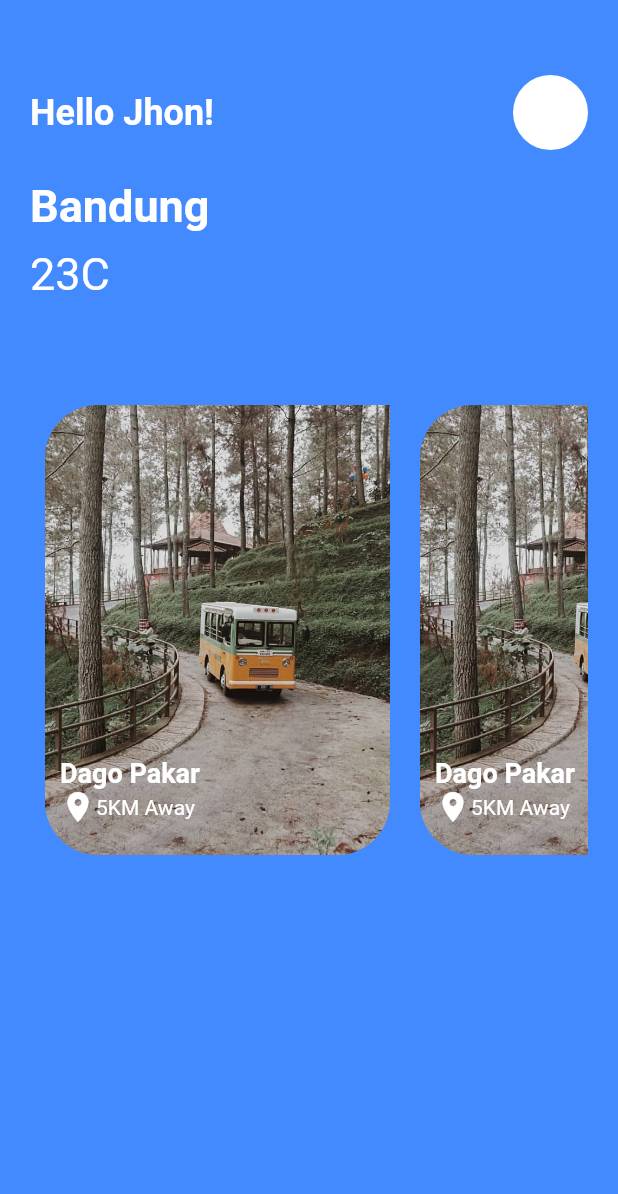
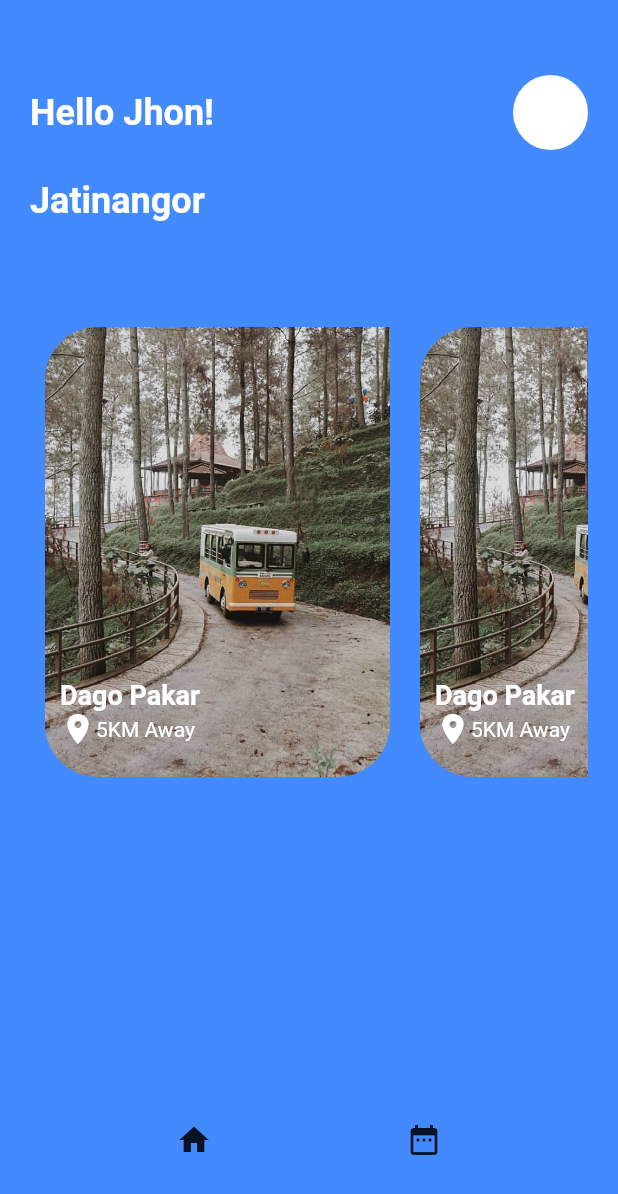
Before and after one commit to herizaladk/malala, a Flutter app: the Home screen opened directly, on a phone screen of 412 x 824 dp. Shown: the top 1194 px of the screen. Run offline on Flutter 3.47's test engine with Material 2 defaults, Android fonts, the phone set to English and light mode, and no system bars; our stand-ins replace firebase_auth; accounts and stored records are empty; network calls fail.

```diff
--- a/lib/home.dart
+++ b/lib/home.dart
@@ -1,5 +1,10 @@
 import 'package:flutter/material.dart';
 import 'package:firebase_auth/firebase_auth.dart';
+import 'package:http/http.dart' as http;
+import 'dart:convert';
+import 'weather.dart' as weather;
+import 'dart:async';
+
 
 class Home extends StatefulWidget {
   const Home({Key key, this.user}) : super(key: key);
@@ -10,10 +15,14 @@ class Home extends StatefulWidget {
 }
 
 class _HomeState extends State<Home> {
-  final PageController ctrl = PageController();
+
+  void showStuff() async {
+    Map data = await getweather(weather.appId, weather.defaultCity);
+    print(data.toString());
+  }
+
   @override
   Widget build(BuildContext context) {
-    // return MaterialApp(
     return Scaffold(
       backgroundColor: Colors.blueAccent,
       body: Container(
@@ -45,25 +54,30 @@ class _HomeState extends State<Home> {
               height: 20.0,
             ),
             Text(
-                'Bandung',
+              'Jatinangor',
               style: TextStyle(
                 color: Colors.white,
-                  fontSize: 30.0,
+                fontSize: 24.0,
                 fontWeight: FontWeight.bold,
               ),
             ),
+
             SizedBox(
               height: 10.0,
             ),
-              Text(
-                '23C',
-                style: TextStyle(color: Colors.white, fontSize: 30.0),
+            new Container(
+                margin: const EdgeInsets.fromLTRB(0.0, 0.0, 0.0, 0.0),
+                child: updateTemp('Cileunyi')
                 ),
-              SizedBox(height:60.0),
+            // Text(
+            //   '23C',
+            //   style: TextStyle(color: Colors.white, fontSize: 30.0),
+            // ),
+            SizedBox(height: 50.0),
             Container(
-                height:400,
-                child:ListView(
-                  scrollDirection:Axis.horizontal,
+              height: 400,
+              child: ListView(
+                scrollDirection: Axis.horizontal,
                 children: <Widget>[
                   homeWidget(),
                   homeWidget(),
@@ -74,13 +88,23 @@ class _HomeState extends State<Home> {
           ],
         ),
       ),
+      bottomNavigationBar: Container(
+        margin: EdgeInsets.only(bottom: 40.0),
+        child: Row(
+          mainAxisAlignment: MainAxisAlignment.spaceEvenly,
+          children: <Widget>[
+            IconButton(icon: Icon(Icons.home), onPressed: () => showStuff()),
+            IconButton(icon: Icon(Icons.date_range), onPressed: () {}),
+          ],
+        ),
+      ),
     );
     // );
   }
 
   Widget homeWidget() {
     return Container(
-      padding:EdgeInsets.all(10.0),
+      padding: EdgeInsets.all(10.0),
       width: 250.0,
       height: 400.0,
       child: Stack(
@@ -115,11 +139,12 @@ class _HomeState extends State<Home> {
             child: Column(
               crossAxisAlignment: CrossAxisAlignment.start,
               children: <Widget>[
-                Text(
-                  'Dago Pakar',
+                Text('Dago Pakar',
                     style: TextStyle(
-                      color: Colors.white, fontWeight: FontWeight.bold, fontSize:18.0,)
-                ),
+                      color: Colors.white,
+                      fontWeight: FontWeight.bold,
+                      fontSize: 18.0,
+                    )),
                 Row(
                   children: <Widget>[
                     Icon(Icons.location_on, color: Colors.white),
@@ -136,4 +161,40 @@ class _HomeState extends State<Home> {
       ),
     );
   }
+
+  Future<Map> getweather(String appId, String city) async {
+    String apiUrl =
+        'https://api.openweathermap.org/data/2.5/weather?q=$city,id&appid=${weather.appId}&units=metric';
+
+    http.Response response = await http.get(apiUrl);
+
+    return json.decode(response.body);
   }
+
+  Widget updateTemp(String defaultcity) {
+    return new FutureBuilder(
+        future: getweather(weather.appId, weather.defaultCity),
+        builder: (BuildContext context, AsyncSnapshot<Map> snapshot) {
+          if (snapshot.hasData) {
+            Map content = snapshot.data;
+            return new Container(
+              child: new Column(
+                children: <Widget>[
+                  new ListTile(
+                    title: new Text(content['main']['temp'].toString(),
+                    style: new TextStyle(
+                      fontStyle: FontStyle.normal,
+                      fontSize:20.0,
+                      color:Colors.white,
+                      fontWeight:FontWeight.w500
+                    ),),
+                  )
+                ],
+              ),
+            );
+          } else {
+            return new Container();
+          }
+        });
+  }
+}
--- /dev/null
+++ b/lib/weather.dart
@@ -0,0 +1,2 @@
+final appId = '6ef4046d588a2e2079c68b513217c4cb' ;
+final defaultCity = 'Cileunyi';
--- a/pubspec.yaml
+++ b/pubspec.yaml
@@ -24,6 +24,9 @@ dependencies:
   # cloud_firestore: ^0.9.13+1
   firebase_auth: ^0.8.4+2
   firebase_core: ^0.3.0  # add dependency for Firebase Core
+  http: ^0.11.3+16
+  intl: ^0.15.6
+  location: ^2.3.5
 
 
   # The following adds the Cupertino Icons font to your application.
```
Also changed, not shown: pubspec.lock, 2 other files. Lines whose indentation alone changed are shown as unchanged.
